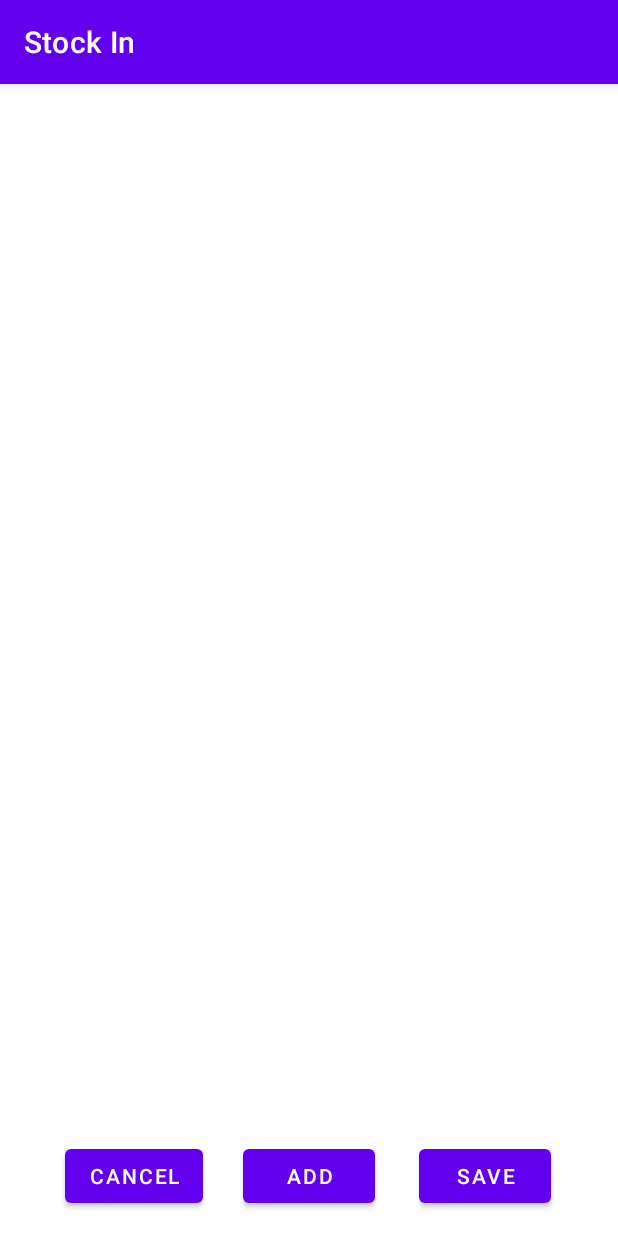
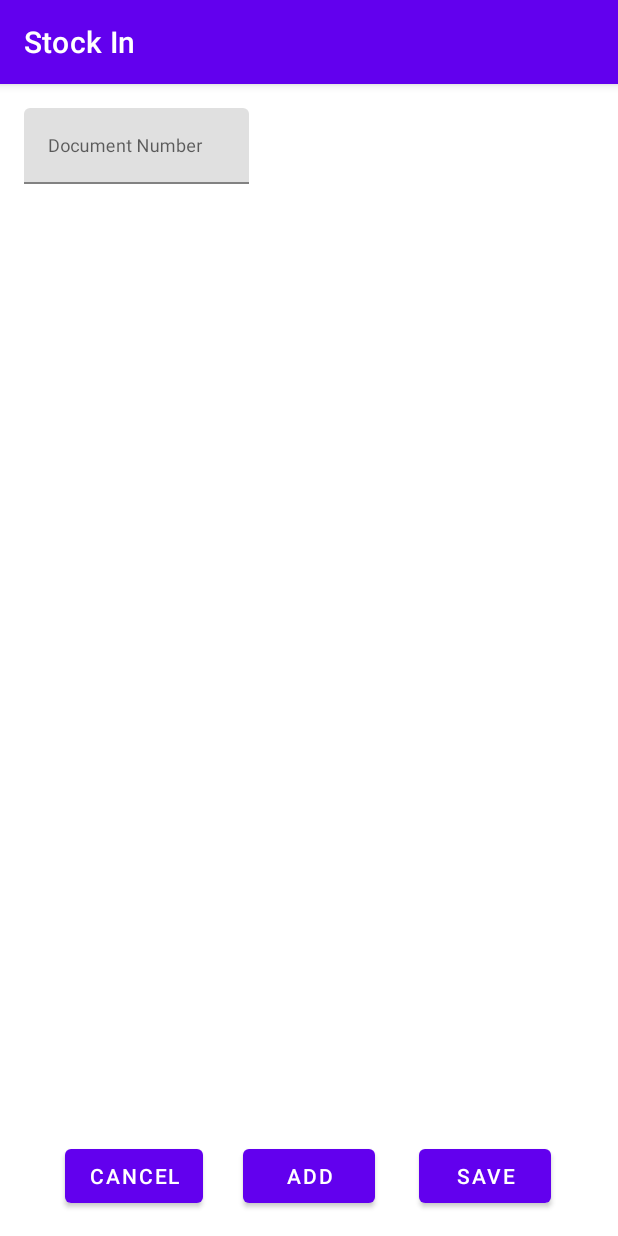
Before and after one commit to ksharshembie/whint, an Android app: the screen it shows after launch (MainActivity), after a tap on "STOCK IN", on a phone screen of 412 x 824 dp. Run offline under Robolectric (Android 15) with nearby library versions, the phone set to English and light mode, and no system bars; our stand-ins replace Room's generated code, navigation-ui.

Commit message:
Stock in Document Number added

```diff
--- a/app/src/main/java/com/ksharshembie/whint/local/dao/SlipDao.kt
+++ b/app/src/main/java/com/ksharshembie/whint/local/dao/SlipDao.kt
@@ -26,7 +26,7 @@ interface SlipDao {
     @Query("SELECT isSaved FROM slip where idSlip = :slipID")
     fun isSlipSaved(slipID: Long): Boolean
 
-    @Query("UPDATE slip SET isSaved = 1 WHERE idSlip = :slipID")
-    fun slipSaved(slipID: Long)
+    @Query("UPDATE slip SET isSaved = 1, slipNumber = :docNumber WHERE idSlip = :slipID")
+    fun slipSaved(slipID: Long, docNumber: String)
 
 }
--- a/app/src/main/res/layout/fragment_stock_in.xml
+++ b/app/src/main/res/layout/fragment_stock_in.xml
@@ -7,14 +7,30 @@
     android:padding="@dimen/dft_padding"
     tools:context=".ui.home.stockIn.StockInFragment">
 
+    <com.google.android.material.textfield.TextInputLayout
+        android:id="@+id/tl_slipNumber"
+        android:layout_width="wrap_content"
+        android:layout_height="wrap_content"
+        app:layout_constraintStart_toStartOf="parent"
+        app:layout_constraintTop_toTopOf="parent">
+
+        <com.google.android.material.textfield.TextInputEditText
+            android:id="@+id/et_slipNumber"
+            android:layout_width="150dp"
+            android:textSize="12sp"
+            android:hint="@string/document_number"
+            android:inputType="textCapCharacters"
+            android:layout_height="wrap_content" />
+    </com.google.android.material.textfield.TextInputLayout>
+
     <androidx.recyclerview.widget.RecyclerView
         android:id="@+id/rv_slipItems"
-        app:layout_constraintTop_toTopOf="parent"
+        android:layout_width="match_parent"
+        android:layout_height="0dp"
+        app:layoutManager="androidx.recyclerview.widget.LinearLayoutManager"
+        app:layout_constraintEnd_toEndOf="parent"
         app:layout_constraintStart_toStartOf="parent"
-        app:layout_constraintEnd_toEndOf="parent"
-        app:layoutManager="androidx.recyclerview.widget.LinearLayoutManager"
-        android:layout_width="match_parent"
-        android:layout_height="0dp"/>
+        app:layout_constraintTop_toBottomOf="@id/tl_slipNumber" />
 
 
     <Button
--- a/app/src/main/res/values/strings.xml
+++ b/app/src/main/res/values/strings.xml
@@ -22,4 +22,5 @@
     <string name="scan">Scan</string>
     <string name="add_manual">Add Manual</string>
     <string name="no_item_added_please_add">No items added, please Add!</string>
+    <string name="document_number">Document Number</string>
 </resources>
```
Also changed, not shown: app/src/main/java/com/ksharshembie/whint/ui/home/stockIn/StockInFragment.kt (+19 -6 lines).
